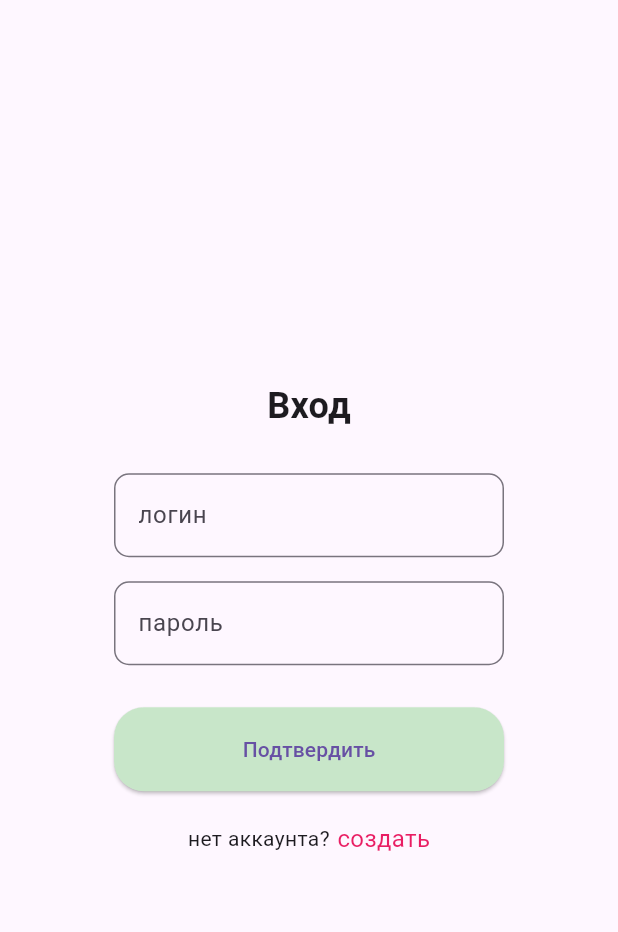
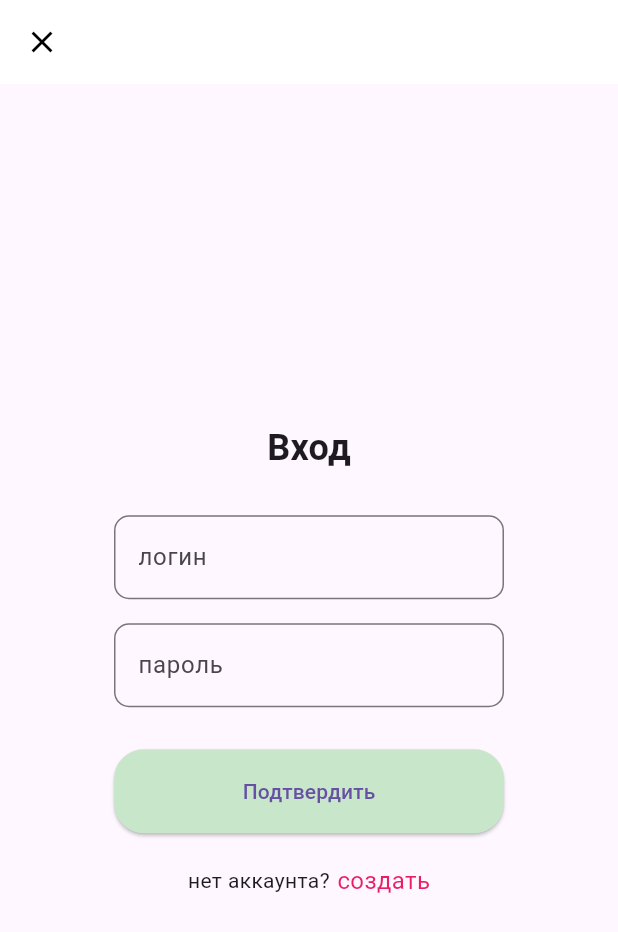
Before and after one commit to MiLTaH/TP_fronend_news_app, a Flutter app: the screen it shows after launch, after a tap on "Вход", on a phone screen of 412 x 824 dp. Shown: the top 932 px of the screen. Run offline on Flutter 3.47's test engine with Material 3 defaults, Android fonts, the phone set to English and light mode, and no system bars.

Commit message:
добавлена кнопка крестик для логина и регистрации

```diff
--- a/lib/login_screen.dart
+++ b/lib/login_screen.dart
@@ -7,6 +7,16 @@ class LoginScreen extends StatelessWidget {
   @override
   Widget build(BuildContext context) {
     return Scaffold(
+      appBar: AppBar(
+        leading: IconButton(
+          icon: const Icon(Icons.close, color: Colors.black), // Иконка крестика
+          onPressed: () {
+          Navigator.pushNamed(context, '/');
+          },
+        ),
+        backgroundColor: Colors.white, // Цвет AppBar
+        elevation: 0, // Убираем тень
+      ),
       body: Center(
         child: Container(
           width: 300, // Фиксированная ширина для контейнера
@@ -44,10 +54,7 @@ class LoginScreen extends StatelessWidget {
                   const SizedBox(width: 5),
                   GestureDetector(
                     onTap: () {
-                      Navigator.push(
-                        context,
-                        MaterialPageRoute(builder: (context) => const RegistrationScreen()),
-                      );
+                      Navigator.pushNamed(context, 'registration');
                     },
                     child: const Text(
                       'создать',
--- a/lib/main.dart
+++ b/lib/main.dart
@@ -2,6 +2,7 @@ import 'package:bigus_4/login_screen.dart';
 import 'package:flutter/material.dart';
 import 'package:bigus_4/serviсes/news_service.dart';  // Импорт сервиса для запросов к API
 import 'package:bigus_4/models/news_model.dart';
+import 'package:bigus_4/registration_screen.dart';
 
 
 void main() {
@@ -16,7 +17,12 @@ class MyApp extends StatelessWidget {
       theme: ThemeData(
         primarySwatch: Colors.blue,
       ),
-      home: NewsPage(),
+      initialRoute: '/',
+      routes: {
+        '/': (context) => NewsPage(), // Главный экран
+        'login': (context) => const LoginScreen(), // Маршрут для экрана входа
+        'registration': (context) => const RegistrationScreen(), // Маршрут для экрана регистрации
+      },
     );
   }
 }
@@ -50,10 +56,7 @@ class _NewsPageState extends State<NewsPage> {
         actions: [
           TextButton(
             onPressed: () {
-              Navigator.push(
-                context,
-                MaterialPageRoute(builder: (context) => const LoginScreen()),
-              );
+              Navigator.pushNamed(context, 'login');
             },
             child: const Text(
               'Вход',
```
Also changed, not shown: lib/registration_screen.dart (+11 -4 lines).
